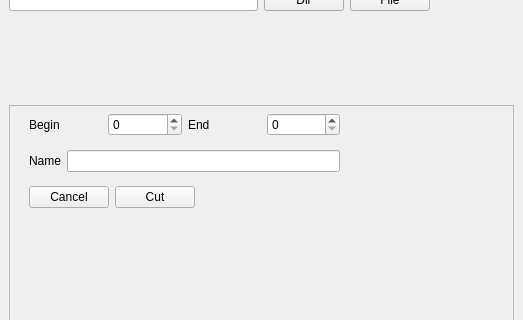
The window that SeaGoatVision/client/qt/uifiles/WinMedia.ui (Octets/SeaGoatVision) describes before a commit, drawn with Qt 5; both pictures show x 0 to 523 and y 191 to 511 of the 523 by 750 pixel window.
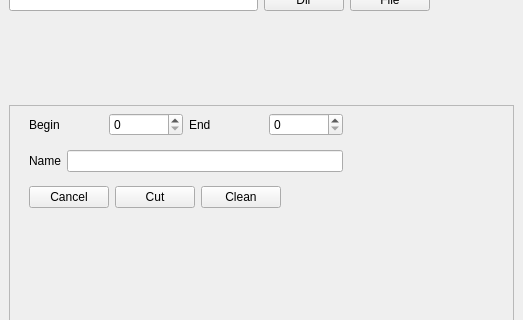
The same window after the commit. Icons and pictures are not drawn.

Commit message: Added button clean to WinMedia to clear cut video fields

```diff
--- a/SeaGoatVision/client/qt/uifiles/WinMedia.ui
+++ b/SeaGoatVision/client/qt/uifiles/WinMedia.ui
@@ -407,7 +407,7 @@
         <rect>
          <x>20</x>
          <y>0</y>
-         <width>311</width>
+         <width>314</width>
          <height>111</height>
         </rect>
        </property>
@@ -422,7 +422,11 @@
            </widget>
           </item>
           <item>
-           <widget class="QSpinBox" name="beginSpinBox"/>
+           <widget class="QSpinBox" name="beginSpinBox">
+            <property name="maximum">
+             <number>1000000000</number>
+            </property>
+           </widget>
           </item>
           <item>
            <widget class="QLabel" name="label_5">
@@ -432,7 +436,11 @@
            </widget>
           </item>
           <item>
-           <widget class="QSpinBox" name="endSpinBox"/>
+           <widget class="QSpinBox" name="endSpinBox">
+            <property name="maximum">
+             <number>1000000000</number>
+            </property>
+           </widget>
           </item>
          </layout>
         </item>
@@ -466,6 +474,13 @@
             </property>
            </widget>
           </item>
+          <item>
+           <widget class="QPushButton" name="cleanButton">
+            <property name="text">
+             <string>Clean</string>
+            </property>
+           </widget>
+          </item>
           <item>
            <spacer name="horizontalSpacer">
             <property name="orientation">
```
Left out of the diff: 4 changed lines with no effect on the pictures. The commit also changes 1 other file.
